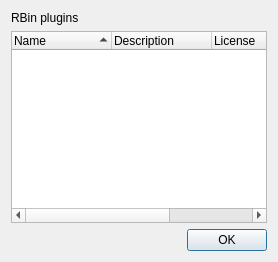
Before: the Qt Designer form src/dialogs/R2PluginsDialog.ui in rizinorg/cutter, drawn with Qt 5.
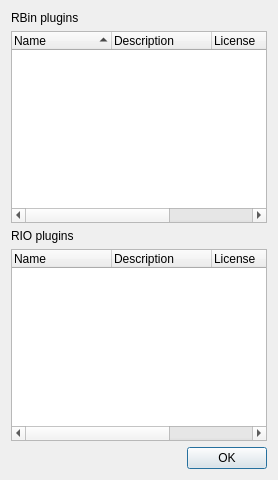
After: the same form once the commit is applied.

Commit message: Add RIO plugin information in 'About' window

What changed in the file:
```diff
--- a/src/dialogs/R2PluginsDialog.ui
+++ b/src/dialogs/R2PluginsDialog.ui
@@ -40,6 +40,37 @@
      </column>
     </widget>
    </item>
+   <item>
+    <widget class="QLabel" name="RIOLabel">
+     <property name="text">
+      <string>RIO plugins</string>
+     </property>
+    </widget>
+   </item>
+   <item>
+    <widget class="QTreeWidget" name="RIOTreeWidget">
+     <column>
+      <property name="text">
+       <string>Name</string>
+      </property>
+     </column>
+     <column>
+      <property name="text">
+       <string>Description</string>
+      </property>
+     </column>
+     <column>
+      <property name="text">
+       <string>License</string>
+      </property>
+     </column>
+     <column>
+      <property name="text">
+       <string>Permissions</string>
+      </property>
+     </column>
+    </widget>
+   </item>
    <item>
     <widget class="QDialogButtonBox" name="buttonBox">
      <property name="orientation">
```
The commit also changes 3 other files.
